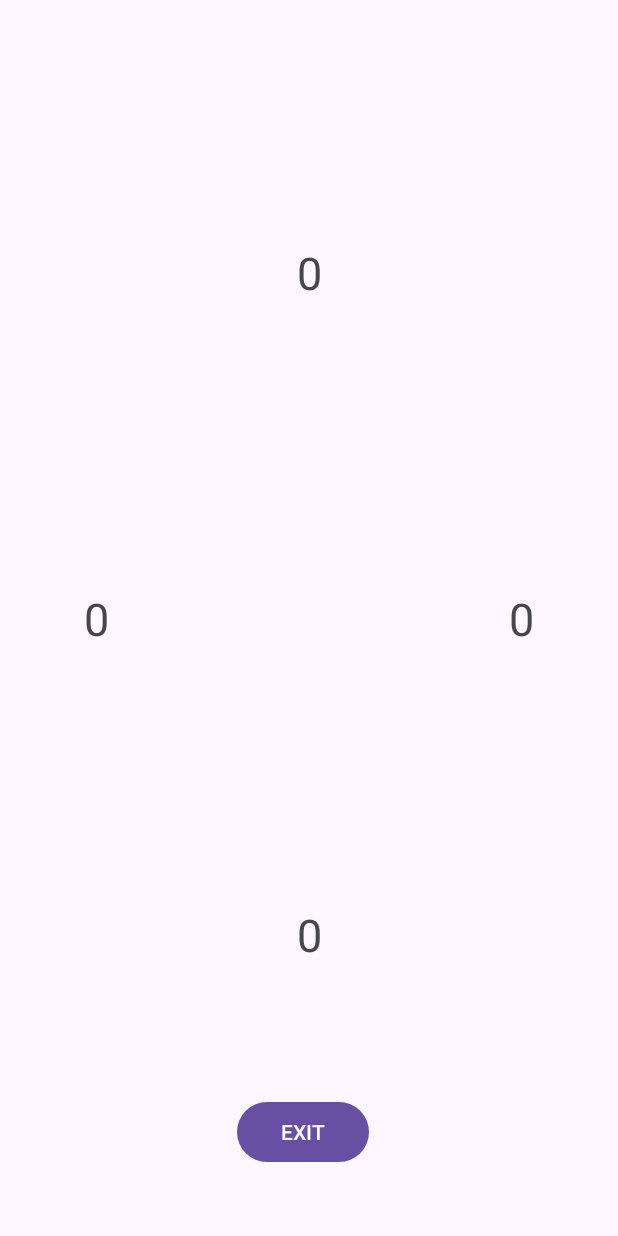
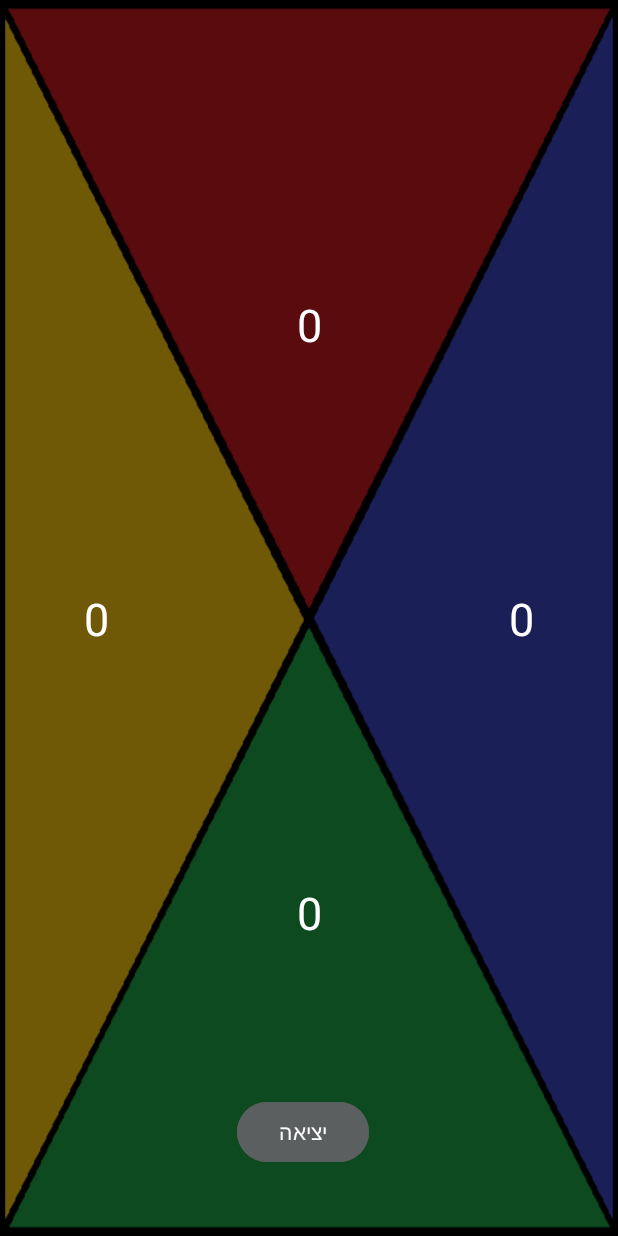
Before and after one commit to itayst1/chiro-plate, an Android app: the GameActivity screen opened directly, with no data from a screen before it, on a phone screen of 412 x 824 dp. Run offline under Robolectric (Android 15) with nearby library versions, the phone set to English and light mode, and no system bars; Roboto replaces fonts that are not available here.

Commit message:
added colors and design for test stage

```diff
--- a/plateApp/app/src/main/java/com/example/plateapp/GameActivity.java
+++ b/plateApp/app/src/main/java/com/example/plateapp/GameActivity.java
@@ -5,6 +5,7 @@ import android.os.Bundle;
 import android.os.Handler;
 import android.util.Log;
 import android.view.View;
+import android.widget.ImageView;
 import android.widget.TextView;
 
 import androidx.appcompat.app.AppCompatActivity;
@@ -15,6 +16,9 @@ public class GameActivity extends AppCompatActivity {
     private BluetoothController bluetoothController;
     private boolean play;
 
+    private ImageView colors;
+    private int[] colorsArr;
+
     @Override
     protected void onCreate(Bundle savedInstanceState) {
         super.onCreate(savedInstanceState);
@@ -22,9 +26,18 @@ public class GameActivity extends AppCompatActivity {
 
         holes = new TextView[4];
         holes[0] = (TextView) findViewById(R.id.textView1);
-        holes[1] = findViewById(R.id.textView2);
-        holes[2] = findViewById(R.id.textView3);
-        holes[3] = (TextView) findViewById(R.id.textView4);
+        holes[1] = (TextView) findViewById(R.id.textView3);
+        holes[2] = (TextView) findViewById(R.id.textView4);
+        holes[3] = (TextView) findViewById(R.id.textView2);
+
+        colors = (ImageView) findViewById(R.id.colors);
+
+        colorsArr = new int[] {
+            R.drawable.red_active,
+            R.drawable.blue_active,
+            R.drawable.green_active,
+            R.drawable.yellow_active
+        };
 
         bluetoothController = BluetoothController.getInstance();
 
@@ -40,11 +53,29 @@ public class GameActivity extends AppCompatActivity {
 
     public void startGame(){
         new Thread(()->{
+            try {
+                Thread.sleep(200);
+                colors.setImageResource(R.drawable.inactive);
+                Thread.sleep(250);
+                for (int i = 0; i < 4; i++) {
+                    colors.setImageResource(colorsArr[i]);
+                    Thread.sleep(200);
+                }
+                Thread.sleep(100);
+                colors.setImageResource(R.drawable.all_active);
+                Thread.sleep(250);
+                colors.setImageResource(R.drawable.inactive);
+            } catch (InterruptedException e) {
+                e.printStackTrace();
+            }
+            colors.setImageResource(R.drawable.inactive);
             boolean scored = false;
             while(play){
                 try {
                     int data = Integer.parseInt(bluetoothController.readData());
                     if (data == 0) {
+                        if(scored)
+                            colors.setImageResource(R.drawable.inactive);
                         scored = false;
                     } else if (!scored) {
                         scored = true;
@@ -62,8 +93,7 @@ public class GameActivity extends AppCompatActivity {
     private void updateScore(int idx){
         String cur = (Integer.parseInt(holes[idx-1].getText().toString()) + 1) + "";
         holes[idx - 1].setText(cur);
-        Log.d("data", idx + "");
-        Log.d("cur", cur);
+        colors.setImageResource(colorsArr[idx-1]);
     }
 
     public void onExitClick(View view){
--- a/plateApp/app/src/main/java/com/example/plateapp/MainActivity.java
+++ b/plateApp/app/src/main/java/com/example/plateapp/MainActivity.java
@@ -51,6 +51,7 @@ public class MainActivity extends AppCompatActivity {
 
     @RequiresApi(api = Build.VERSION_CODES.S)
     public void onScanClick(View v) {
+
         //check for permissions and if not found return.
         if (ActivityCompat.checkSelfPermission(MainActivity.this, android.Manifest.permission.BLUETOOTH_SCAN) != PackageManager.PERMISSION_GRANTED
                 | ActivityCompat.checkSelfPermission(MainActivity.this, android.Manifest.permission.BLUETOOTH_CONNECT) != PackageManager.PERMISSION_GRANTED) {
--- a/plateApp/app/src/main/res/layout/activity_game.xml
+++ b/plateApp/app/src/main/res/layout/activity_game.xml
@@ -4,8 +4,23 @@
     xmlns:tools="http://schemas.android.com/tools"
     android:layout_width="match_parent"
     android:layout_height="match_parent"
+    android:background="#3e403f"
+    android:backgroundTint="#3e403f"
     android:fitsSystemWindows="true"
     tools:context=".GameActivity">
+
+    <ImageView
+        android:id="@+id/colors"
+        android:layout_width="0dp"
+        android:layout_height="0dp"
+        android:adjustViewBounds="true"
+        android:clickable="false"
+        android:scaleType="fitXY"
+        app:layout_constraintBottom_toBottomOf="parent"
+        app:layout_constraintEnd_toEndOf="parent"
+        app:layout_constraintStart_toStartOf="parent"
+        app:layout_constraintTop_toTopOf="parent"
+        app:srcCompat="@drawable/all_active" />
 
     <TextView
         android:id="@+id/textView1"
@@ -13,12 +28,14 @@
         android:layout_height="40dp"
         android:text="0"
         android:textAlignment="center"
+        android:textColor="#FFFFFF"
+        android:textColorLink="#FFFFFF"
         android:textSize="30sp"
         app:layout_constraintBottom_toBottomOf="parent"
         app:layout_constraintEnd_toEndOf="parent"
         app:layout_constraintStart_toStartOf="parent"
         app:layout_constraintTop_toTopOf="parent"
-        app:layout_constraintVertical_bias="0.206" />
+        app:layout_constraintVertical_bias="0.25" />
 
     <TextView
         android:id="@+id/textView4"
@@ -26,12 +43,14 @@
         android:layout_height="40dp"
         android:text="0"
         android:textAlignment="center"
+        android:textColor="#FFFFFF"
+        android:textColorLink="#FFFFFF"
         android:textSize="30sp"
         app:layout_constraintBottom_toBottomOf="parent"
         app:layout_constraintEnd_toEndOf="parent"
         app:layout_constraintStart_toStartOf="parent"
         app:layout_constraintTop_toTopOf="parent"
-        app:layout_constraintVertical_bias="0.769" />
+        app:layout_constraintVertical_bias="0.75" />
 
     <TextView
         android:id="@+id/textView2"
@@ -39,6 +58,7 @@
         android:layout_height="40dp"
         android:text="0"
         android:textAlignment="center"
+        android:textColor="#FFFFFFFF"
         android:textSize="30sp"
         app:layout_constraintBottom_toBottomOf="parent"
         app:layout_constraintEnd_toEndOf="parent"
@@ -52,6 +72,8 @@
         android:layout_height="40dp"
         android:text="0"
         android:textAlignment="center"
+        android:textColor="#FFFFFFFF"
+        android:textColorLink="#FFFFFFFF"
         android:textSize="30sp"
         app:layout_constraintBottom_toBottomOf="parent"
         app:layout_constraintEnd_toEndOf="parent"
@@ -63,12 +85,16 @@
         android:id="@+id/exitButton"
         android:layout_width="wrap_content"
         android:layout_height="wrap_content"
+        android:backgroundTint="#5B5F60"
         android:onClick="onExitClick"
-        android:text="EXIT"
+        android:text="יציאה"
+        android:textColor="#FFFFFF"
+        android:textColorLink="#FFFFFF"
         app:layout_constraintBottom_toBottomOf="parent"
         app:layout_constraintEnd_toEndOf="parent"
         app:layout_constraintHorizontal_bias="0.487"
         app:layout_constraintStart_toStartOf="parent"
         app:layout_constraintTop_toTopOf="parent"
         app:layout_constraintVertical_bias="0.942" />
+
 </androidx.constraintlayout.widget.ConstraintLayout>
```
Also changed, not shown: plateApp/app/src/main/res/drawable/all_active.png (added), plateApp/app/src/main/res/drawable/blue_active.png (added), plateApp/app/src/main/res/drawable/green_active.png (added), plateApp/app/src/main/res/drawable/inactive.png (added), plateApp/app/src/main/res/drawable/red_active.png (added), plateApp/app/src/main/res/drawable/yellow_active.png (added).
